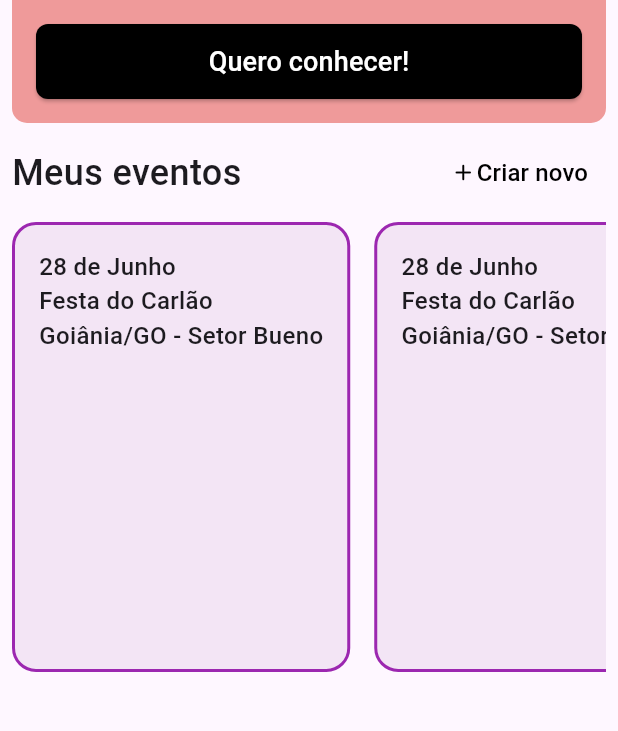
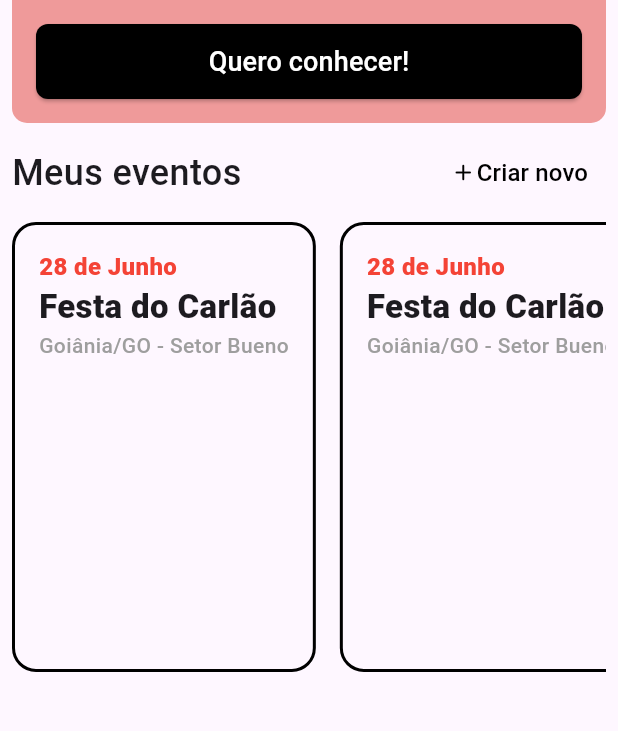
Before and after one commit to iCarlosAugusto/ticketapp, a Flutter app: the HomePage screen opened directly, on a phone screen of 412 x 824 dp, the part 213-944 px from its top. Run offline on Flutter 3.47's test engine with Material 3 defaults, Android fonts, the phone set to English and light mode, and no system bars; drawn by our look-alikes of modal_bottom_sheet; our stand-ins replace easy_date_timeline, get, share_plus; missing offline and left inert: flutter_barcode_scanner; Roboto replaces fonts that are missing (Sora).

Commit message:
feat: :sparkles: melhorias de ui

```diff
--- a/lib/components/eventcard.dart
+++ b/lib/components/eventcard.dart
@@ -13,16 +13,19 @@ class EventCard extends StatelessWidget {
       child: Container(
         padding: const EdgeInsets.all(16),
         decoration: BoxDecoration(
-          border: Border.all(color: Colors.purple, width: 2),
-          color: Colors.purple[50],
+          border: Border.all(color: Colors.black, width: 2),
           borderRadius: BorderRadius.circular(16)
         ),
         child: const Column(
           crossAxisAlignment: CrossAxisAlignment.start,
           children: [
-            TextWidget("28 de Junho"),
-            TextWidget("Festa do Carlão"),
-            TextWidget("Goiânia/GO - Setor Bueno")
+            TextWidget("28 de Junho", color: Colors.red, customWeight: FontWeight.w800),
+            TextWidget("Festa do Carlão", customWeight: FontWeight.w800, customFontsize: 22),
+            TextWidget(
+              "Goiânia/GO - Setor Bueno",
+              color: Colors.grey,
+              customFontsize: 14,
+            )
           ],
         ),
       ),
--- /dev/null
+++ b/lib/pages/eventCreate/eventCreate.controller.dart
@@ -0,0 +1,5 @@
+import 'package:get/get_state_manager/get_state_manager.dart';
+
+class EventCreateController extends GetxController {
+
+}
--- a/lib/pages/home.page.dart
+++ b/lib/pages/home.page.dart
@@ -1,5 +1,6 @@
 import 'package:flutter/material.dart';
 import 'package:get/get.dart';
+import 'package:modal_bottom_sheet/modal_bottom_sheet.dart';
 import 'package:ticketapp/components/appbar.widget.dart';
 import 'package:ticketapp/components/bottomsheet.widget.dart';
 import 'package:ticketapp/components/button.widget.dart';
@@ -8,6 +9,7 @@ import 'package:ticketapp/components/list.widget.dart';
 import 'package:ticketapp/components/text.widget.dart';
 import 'package:ticketapp/components/textbutton.widget.dart';
 import 'package:ticketapp/pages/event/event.page.dart';
+import 'package:ticketapp/pages/eventCreate/eventCreate.page.dart';
 import 'package:ticketapp/pages/profile/profile.page.dart';
 
 class HomePage extends StatelessWidget {
@@ -15,11 +17,9 @@ class HomePage extends StatelessWidget {
 
   @override
   Widget build(BuildContext context) {
-    return Scaffold(
+    return CupertinoScaffold(
+      body: Scaffold(
         drawer: Drawer(
-      // Add a ListView to the drawer. This ensures the user can scroll
-      // through the options in the drawer if there isn't enough vertical
-      // space to fit everything.
           child: SafeArea(
             child: Padding(
               padding: const EdgeInsets.all(16),
@@ -83,9 +83,7 @@ class HomePage extends StatelessWidget {
                   ),
                   TextButtonWidget(
                     "Criar novo",
-                  onTap: (){
-                    BottomSheetWidget.show();
-                  },
+                    onTap: () => Get.to(() => const EventCreatePage()),
                     icon: const Icon(Icons.add_rounded)
                   )
                 ]
@@ -96,7 +94,7 @@ class HomePage extends StatelessWidget {
                 child: ListWidget(
                   scrollDirection: Axis.horizontal,
                   itemBuilder: (index, _) => EventCard(
-                  onTap: () => Get.to(const EventPage())
+                    onTap: () => Get.to(() => const EventPage(), transition: Transition.cupertino)
                   ),
                   separatorBuilder: (_, __) => const SizedBox(width: 16),
                   itemCount: 10
@@ -105,6 +103,7 @@ class HomePage extends StatelessWidget {
             ],
           ),
         ),
+      ),
     );
   }
 }
```
Also changed, not shown: lib/pages/eventCreate/eventCreate.page.dart (added, +80 -0 lines). Lines whose indentation alone changed are shown as unchanged.
